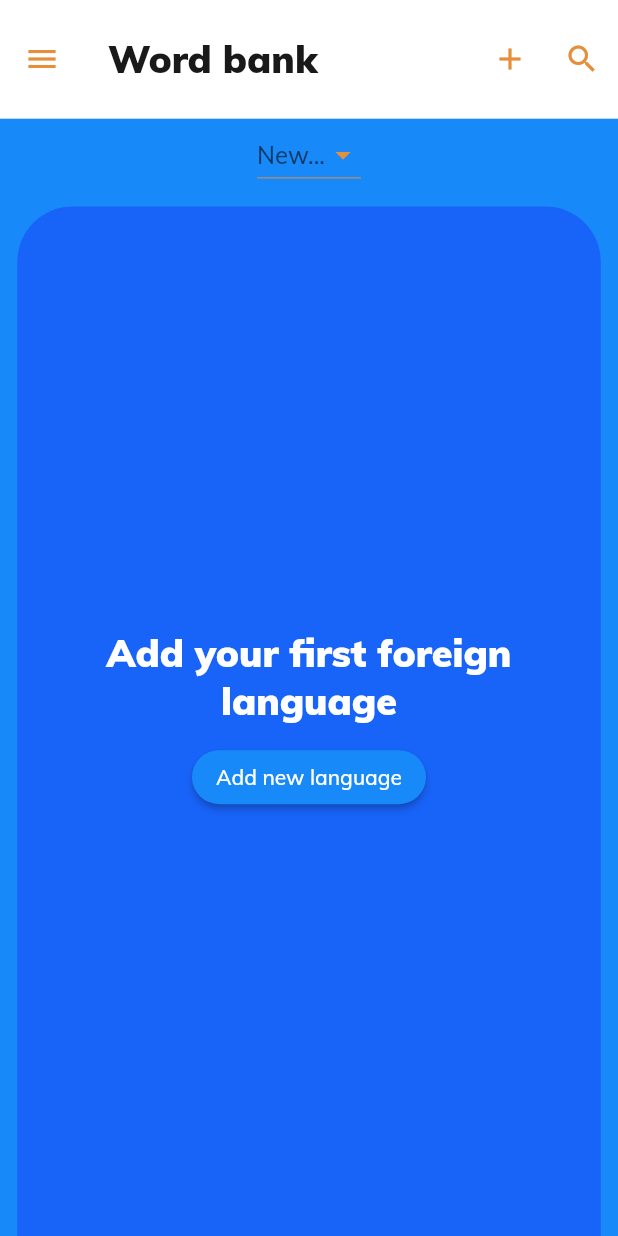
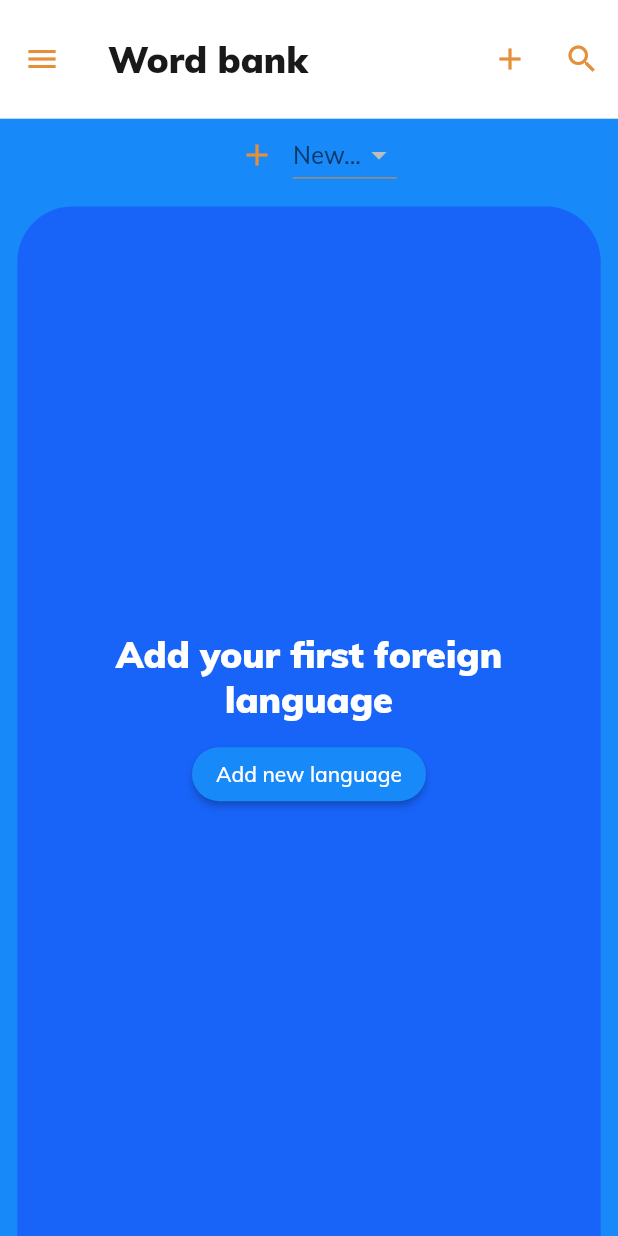
Before and after one commit to adam-podkowinski/easy_language, a Flutter app: the WordBankPage screen opened by its route, on a phone screen of 412 x 824 dp. Run offline on Flutter 3.47's test engine with Material 2 defaults, Android fonts, the phone set to English and light mode, and no system bars; our stand-ins replace auto_size_text, dartz, equatable, flutter_screenutil, flutter_svg, fluttertoast and 4 more; missing offline and left inert: language_picker; accounts and stored records are empty; statements that could not run were skipped.

Commit message:
Use language objects instead of its names

```diff
--- a/lib/core/presentation/show_language_picker_dialog.dart
+++ b/lib/core/presentation/show_language_picker_dialog.dart
@@ -3,8 +3,6 @@ import 'package:flutter/material.dart';
 import 'package:flutter_screenutil/flutter_screenutil.dart';
 import 'package:language_picker/language_picker_dialog.dart';
 import 'package:language_picker/languages.dart';
-
-// TODO: more rounded corners in language dialog
 
 void showLanguagePickerDialog(
   BuildContext context,
--- a/lib/core/presentation/styles.dart
+++ b/lib/core/presentation/styles.dart
@@ -26,13 +26,13 @@ class CustomTheme {
   static TextTheme buildTextTheme(BuildContext context, Color onBackground) {
     return TextTheme(
       headline6: TextStyle(
-        fontSize: 24.sp,
+        fontSize: 24,
         fontWeight: FontWeight.w900,
         color: onBackground,
         fontFamily: 'Mulish',
       ),
       headline5: TextStyle(
-        fontSize: 26.sp,
+        fontSize: 26,
         fontWeight: FontWeight.w900,
         color: primary,
       ),
@@ -111,7 +111,7 @@ class CustomTheme {
       backgroundColor: background,
       foregroundColor: secondary,
       titleTextStyle: TextStyle(
-        fontSize: 24.sp,
+        fontSize: 24,
         fontWeight: FontWeight.w900,
         color: onBackground,
         fontFamily: 'Mulish',
--- a/lib/features/login/presentation/pages/introduction_page.dart
+++ b/lib/features/login/presentation/pages/introduction_page.dart
@@ -90,9 +90,9 @@ class IntroductionPage extends StatelessWidget {
               SizedBox(
                 width: 5.w,
               ),
-              Text(
+              const Text(
                 'Log in',
-                style: TextStyle(fontSize: 18.sp),
+                style: TextStyle(fontSize: 18),
               ),
             ],
           ),
--- a/lib/features/login/presentation/pages/loading_page.dart
+++ b/lib/features/login/presentation/pages/loading_page.dart
@@ -7,7 +7,7 @@ class LoadingApp extends StatelessWidget {
 
   @override
   Widget build(BuildContext context) {
-    return MaterialApp(
+    return const MaterialApp(
       title: 'Easy Language',
       debugShowCheckedModeBanner: false,
       home: Scaffold(
@@ -16,7 +16,7 @@ class LoadingApp extends StatelessWidget {
           child: Text(
             'Easy Language',
             style: TextStyle(
-              fontSize: 25.sp,
+              fontSize: 25,
               fontWeight: FontWeight.w900,
               color: Colors.white,
               fontFamily: 'Mulish',
--- a/lib/features/word_bank/presentation/widgets/word_bank_controls.dart
+++ b/lib/features/word_bank/presentation/widgets/word_bank_controls.dart
@@ -1,12 +1,8 @@
-import 'dart:math';
-
-import 'package:auto_size_text/auto_size_text.dart';
 import 'package:easy_language/core/constants.dart';
 import 'package:easy_language/core/presentation/show_language_picker_dialog.dart';
 import 'package:easy_language/features/word_bank/presentation/manager/word_bank_provider.dart';
 import 'package:flutter/material.dart';
 import 'package:flutter_screenutil/flutter_screenutil.dart';
-import 'package:language_picker/language_picker.dart';
 import 'package:language_picker/languages.dart';
 import 'package:provider/provider.dart';
 
@@ -22,22 +18,15 @@ class WordBankControls extends StatelessWidget {
   Widget build(BuildContext context) {
     final state = context.watch<WordBankProvider>();
     if (!state.loading) {
-      final languagesStringList = [
-        ...state.wordBank.dictionaries.keys.map((e) => e.name).toList(),
-        addNewLanguageString,
-      ];
+      final languagesList = state.wordBank.dictionaries.keys.toList();
+
       return Padding(
         padding: EdgeInsets.symmetric(horizontal: 25.w),
-        child: DropdownButton<String>(
-          underline: Divider(
-            height: 1.w,
-            color: Theme.of(context).accentColor,
-          ),
-          hint: const Text(addNewLanguageString),
-          elevation: 0,
-          value: state.currentLanguage?.name,
-          onChanged: (value) {
-            if (value == addNewLanguageString) {
+        child: Row(
+          mainAxisSize: MainAxisSize.min,
+          children: [
+            IconButton(
+              onPressed: () {
                 showLanguagePickerDialog(
                   context,
                   (lang) async => state.addLanguage(lang),
@@ -48,24 +37,37 @@ class WordBankControls extends StatelessWidget {
                       )
                       .toList(),
                 );
-            } else {
-              state.changeCurrentLanguageFromName(value);
-            }
               },
+              icon: Icon(
+                Icons.add,
+                color: Theme.of(context).accentColor,
+              ),
+            ),
+            DropdownButton<Language>(
+              underline: Divider(
+                height: 1.w,
+                color: Theme.of(context).accentColor,
+              ),
+              hint: const Text(addNewLanguageString),
+              elevation: 0,
+              value: state.currentLanguage,
+              onChanged: (value) => state.changeCurrentLanguage(value),
               iconEnabledColor: Theme.of(context).accentColor,
-          items: languagesStringList
+              items: languagesList
                   .map(
-                (e) => DropdownMenuItem<String>(
+                    (e) => DropdownMenuItem<Language>(
                       value: e,
                       child: Center(
                         child: Text(
-                      e,
+                          e.name,
                           textAlign: TextAlign.right,
                         ),
                       ),
                     ),
                   )
                   .toList(),
+            ),
+          ],
         ),
       );
     } else {
```
Also changed, not shown: lib/features/word_bank/presentation/manager/word_bank_provider.dart (+1 -8 lines), lib/features/word_bank/presentation/widgets/show_word_dialog.dart (+7 -3 lines). Lines whose indentation alone changed are shown as unchanged.
